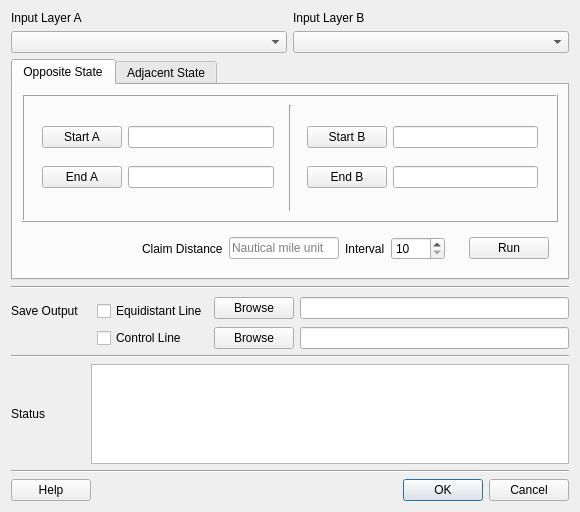
Above: eq_distant_dialog_base.ui from ivanbusthomi/EqDistant before the change. Below: the same form after it.
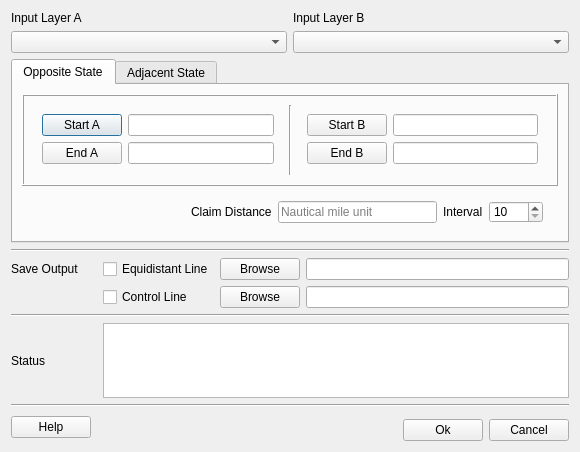
That is the form after the change. The open tabs and pages were chosen to show the change.

```diff
--- a/eq_distant_dialog_base.ui
+++ b/eq_distant_dialog_base.ui
@@ -7,13 +7,13 @@
     <x>0</x>
     <y>0</y>
     <width>580</width>
-    <height>512</height>
+    <height>452</height>
    </rect>
   </property>
   <property name="windowTitle">
    <string>Dialog</string>
   </property>
-  <layout class="QGridLayout" name="gridLayout_12">
+  <layout class="QGridLayout" name="gridLayout_4">
    <item row="0" column="0" colspan="6">
     <layout class="QGridLayout" name="gridLayout">
      <item row="0" column="0">
@@ -207,6 +207,12 @@
        </item>
        <item row="1" column="0">
         <widget class="QFrame" name="frame_11">
+         <property name="maximumSize">
+          <size>
+           <width>16777215</width>
+           <height>40</height>
+          </size>
+         </property>
          <property name="frameShape">
           <enum>QFrame::NoFrame</enum>
          </property>
@@ -274,37 +280,6 @@
          </layout>
         </widget>
        </item>
-       <item row="1" column="1">
-        <widget class="QFrame" name="frame_4">
-         <property name="sizePolicy">
-          <sizepolicy hsizetype="Fixed" vsizetype="Fixed">
-           <horstretch>0</horstretch>
-           <verstretch>0</verstretch>
-          </sizepolicy>
-         </property>
-         <property name="frameShape">
-          <enum>QFrame::NoFrame</enum>
-         </property>
-         <property name="frameShadow">
-          <enum>QFrame::Raised</enum>
-         </property>
-         <layout class="QGridLayout" name="gridLayout_4">
-          <item row="0" column="0">
-           <widget class="QPushButton" name="opp_btnRun">
-            <property name="sizePolicy">
-             <sizepolicy hsizetype="Fixed" vsizetype="Fixed">
-              <horstretch>0</horstretch>
-              <verstretch>0</verstretch>
-             </sizepolicy>
-            </property>
-            <property name="text">
-             <string>Run</string>
-            </property>
-           </widget>
-          </item>
-         </layout>
-        </widget>
-       </item>
       </layout>
      </widget>
      <widget class="QWidget" name="adjacent">
@@ -513,82 +488,7 @@
      </widget>
     </widget>
    </item>
-   <item row="5" column="3" colspan="2">
-    <widget class="QCheckBox" name="checkBox_eLine">
-     <property name="text">
-      <string>Equidistant Line</string>
-     </property>
-    </widget>
-   </item>
-   <item row="4" column="5" rowspan="2">
-    <layout class="QHBoxLayout" name="horizontalLayout_12">
-     <item>
-      <widget class="QPushButton" name="btnBrowse_eLine">
-       <property name="enabled">
-        <bool>true</bool>
-       </property>
-       <property name="text">
-        <string>Browse</string>
-       </property>
-      </widget>
-     </item>
-     <item>
-      <widget class="QLineEdit" name="lineEdit_eLine"/>
-     </item>
-    </layout>
-   </item>
-   <item row="6" column="3">
-    <widget class="QCheckBox" name="checkBox_cLine">
-     <property name="text">
-      <string>Control Line</string>
-     </property>
-    </widget>
-   </item>
-   <item row="6" column="5">
-    <layout class="QHBoxLayout" name="horizontalLayout_13">
-     <item>
-      <widget class="QPushButton" name="btnBrowse_cLine">
-       <property name="enabled">
-        <bool>true</bool>
-       </property>
-       <property name="text">
-        <string>Browse</string>
-       </property>
-      </widget>
-     </item>
-     <item>
-      <widget class="QLineEdit" name="lineEdit_cLine"/>
-     </item>
-    </layout>
-   </item>
-   <item row="8" column="2" colspan="4">
-    <widget class="QTextBrowser" name="textBrowser">
-     <property name="maximumSize">
-      <size>
-       <width>16777215</width>
-       <height>100</height>
-      </size>
-     </property>
-    </widget>
-   </item>
-   <item row="11" column="0" colspan="3">
-    <widget class="QPushButton" name="btnHelp">
-     <property name="text">
-      <string>Help</string>
-     </property>
-    </widget>
-   </item>
-   <item row="11" column="4" colspan="2">
-    <widget class="QDialogButtonBox" name="buttonBox">
-     <property name="orientation">
-      <enum>Qt::Horizontal</enum>
-     </property>
-     <property name="standardButtons">
-      <set>QDialogButtonBox::Cancel|QDialogButtonBox::Ok</set>
-     </property>
-    </widget>
-   </item>
-   <item row="3" column="0" colspan="6">
+   <item row="2" column="0" rowspan="2" colspan="6">
     <widget class="Line" name="line_2">
      <property name="orientation">
       <enum>Qt::Horizontal</enum>
@@ -602,6 +502,30 @@
      </property>
     </widget>
    </item>
+   <item row="6" column="2" colspan="4">
+    <layout class="QHBoxLayout" name="horizontalLayout_13">
+     <item>
+      <widget class="QPushButton" name="btnBrowse_cLine">
+       <property name="enabled">
+        <bool>true</bool>
+       </property>
+       <property name="text">
+        <string>Browse</string>
+       </property>
+      </widget>
+     </item>
+     <item>
+      <widget class="QLineEdit" name="lineEdit_cLine"/>
+     </item>
+    </layout>
+   </item>
+   <item row="7" column="0" colspan="6">
+    <widget class="Line" name="line_4">
+     <property name="orientation">
+      <enum>Qt::Horizontal</enum>
+     </property>
+    </widget>
+   </item>
    <item row="8" column="0">
     <widget class="QLabel" name="labStatus">
      <property name="text">
@@ -609,10 +533,13 @@
      </property>
     </widget>
    </item>
-   <item row="7" column="0" colspan="6">
-    <widget class="Line" name="line_4">
-     <property name="orientation">
-      <enum>Qt::Horizontal</enum>
+   <item row="8" column="1" colspan="5">
+    <widget class="QTextBrowser" name="textBrowser">
+     <property name="maximumSize">
+      <size>
+       <width>16777215</width>
+       <height>100</height>
+      </size>
      </property>
     </widget>
    </item>
@@ -623,6 +550,89 @@
      </property>
     </widget>
    </item>
+   <item row="11" column="5">
+    <widget class="QPushButton" name="btnCancel">
+     <property name="maximumSize">
+      <size>
+       <width>80</width>
+       <height>16777215</height>
+      </size>
+     </property>
+     <property name="text">
+      <string>Cancel</string>
+     </property>
+    </widget>
+   </item>
+   <item row="10" column="0" rowspan="2" colspan="2">
+    <widget class="QPushButton" name="btnHelp">
+     <property name="maximumSize">
+      <size>
+       <width>80</width>
+       <height>16777215</height>
+      </size>
+     </property>
+     <property name="text">
+      <string>Help</string>
+     </property>
+    </widget>
+   </item>
+   <item row="11" column="4">
+    <widget class="QPushButton" name="btnOk">
+     <property name="maximumSize">
+      <size>
+       <width>80</width>
+       <height>16777215</height>
+      </size>
+     </property>
+     <property name="text">
+      <string>Ok</string>
+     </property>
+    </widget>
+   </item>
+   <item row="5" column="1">
+    <widget class="QCheckBox" name="checkBox_eLine">
+     <property name="text">
+      <string>Equidistant Line</string>
+     </property>
+    </widget>
+   </item>
+   <item row="6" column="1">
+    <widget class="QCheckBox" name="checkBox_cLine">
+     <property name="text">
+      <string>Control Line</string>
+     </property>
+    </widget>
+   </item>
+   <item row="5" column="2" colspan="4">
+    <layout class="QHBoxLayout" name="horizontalLayout_12">
+     <item>
+      <widget class="QPushButton" name="btnBrowse_eLine">
+       <property name="enabled">
+        <bool>true</bool>
+       </property>
+       <property name="text">
+        <string>Browse</string>
+       </property>
+      </widget>
+     </item>
+     <item>
+      <widget class="QLineEdit" name="lineEdit_eLine"/>
+     </item>
+    </layout>
+   </item>
+   <item row="10" column="2" rowspan="2" colspan="2">
+    <spacer name="horizontalSpacer">
+     <property name="orientation">
+      <enum>Qt::Horizontal</enum>
+     </property>
+     <property name="sizeHint" stdset="0">
+      <size>
+       <width>49</width>
+       <height>20</height>
+      </size>
+     </property>
+    </spacer>
+   </item>
   </layout>
  </widget>
  <resources/>
```
Left out of the diff: 74 changed lines with no effect on the pictures.
